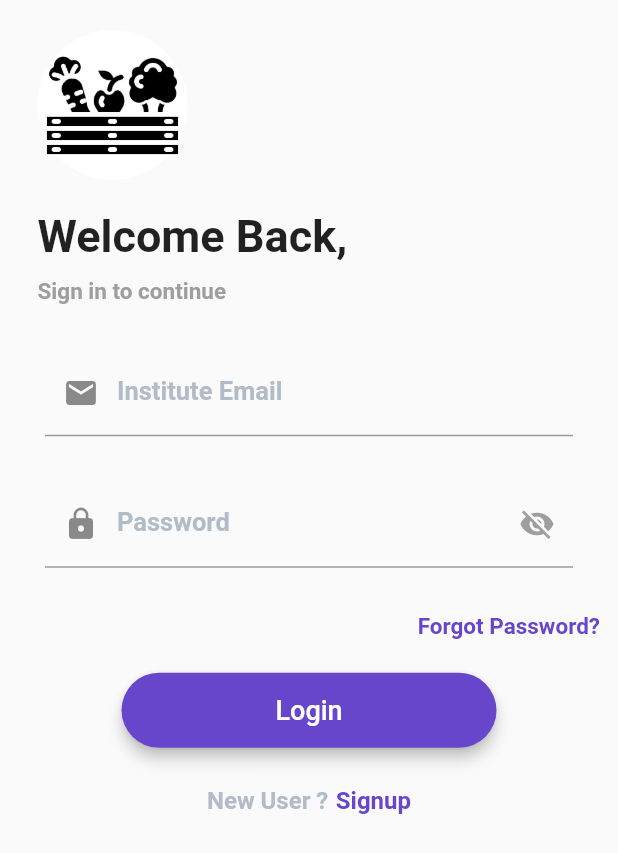
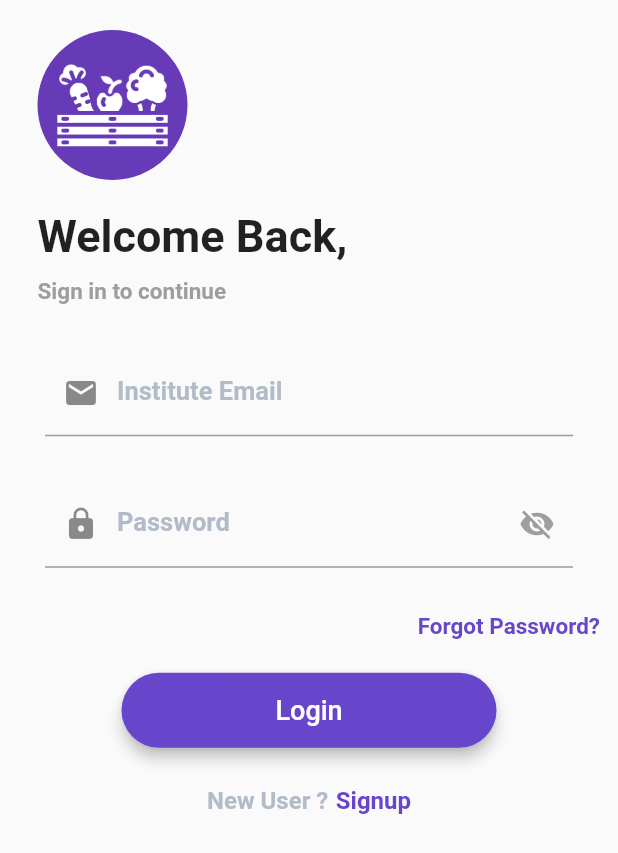
Before and after one commit to utsavmajhi/MessAdminIITP, a Flutter app: the screen it shows after launch, on a phone screen of 412 x 824 dp. Shown: the top 853 px of the screen. Run offline on Flutter 3.47's test engine with Material 2 defaults, Android fonts, the phone set to English and light mode, and no system bars; our stand-ins replace firebase_auth, modal_progress_hud; accounts and stored records are empty.

Commit message:
edited ui

```diff
--- a/lib/Screens/LoginScreen.dart
+++ b/lib/Screens/LoginScreen.dart
@@ -52,9 +52,12 @@ class _LoginScreenState extends State<LoginScreen> {
                 Padding(
                   padding: const EdgeInsets.symmetric(horizontal:25.0,vertical: 20),
                   child: CircleAvatar(
-                    backgroundColor: Colors.white,
+                    backgroundColor: Colors.deepPurple,
                       radius: 50,
-                      child: Image.asset('images/agriculture.png')),
+                      child: Padding(
+                        padding: const EdgeInsets.all(8.0),
+                        child: Image.asset('images/agriculture.png',color: Colors.white,),
+                      )),
                 ),
                 Padding(
                   padding: const EdgeInsets.symmetric(horizontal:25.0),
--- a/lib/main.dart
+++ b/lib/main.dart
@@ -1,5 +1,6 @@
 import 'package:flutter/material.dart';
 import 'package:messadmin/Screens/LoginScreen.dart';
+import 'Screens/RegistrationScreen.dart';
 void main() {
   runApp(MyApp());
 }
@@ -12,6 +13,7 @@ class MyApp extends StatelessWidget {
         initialRoute: LoginScreen.id,
       routes: {
           LoginScreen.id:(context) => LoginScreen(),
+          RegistrationScreen.id:(context) => RegistrationScreen(),
 
       },
     );
```
Also changed, not shown: lib/Screens/RegistrationScreen.dart (added, +18 -0 lines).
